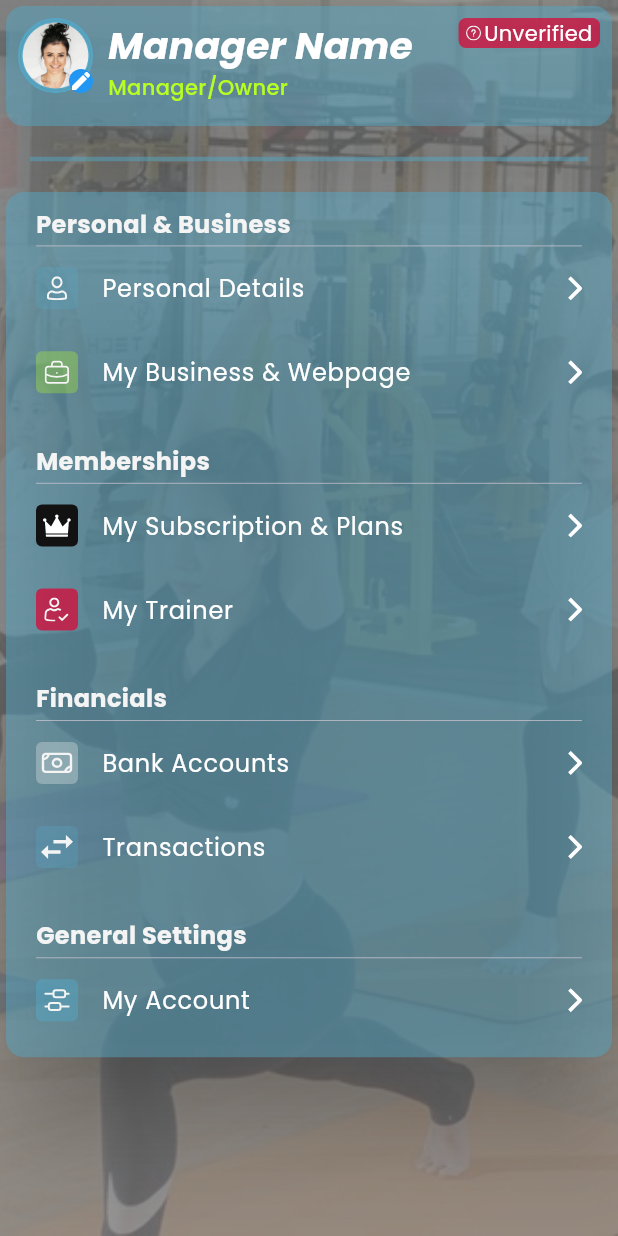
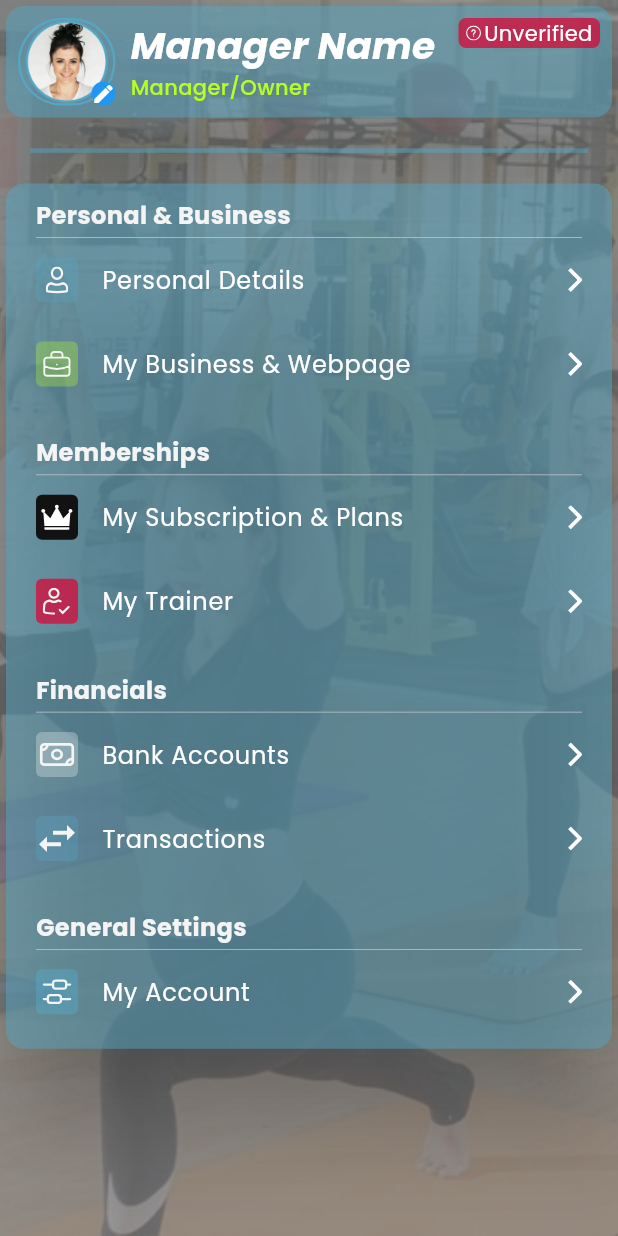
Before and after one commit to Prashant1125/My_Profile, a Flutter app: the screen it shows after launch, on a phone screen of 412 x 824 dp. Run offline on Flutter 3.47's test engine with Material 3 defaults, Android fonts, the phone set to English and light mode, and no system bars; our stand-ins replace dotted_border, flutter_svg, get, google_fonts, image_picker, percent_indicator; project files that could hold a hidden picture were left out.

Commit message:
completed the given ui component

```diff
--- a/lib/components/D1MM5_MYPROFILE/element.dart
+++ b/lib/components/D1MM5_MYPROFILE/element.dart
@@ -22,7 +22,7 @@ class ElementTile extends StatelessWidget {
       contentPadding: EdgeInsets.zero,
       leading: Container(
           padding: const EdgeInsets.symmetric(horizontal: 2, vertical: 6),
-          height: 28,
+          height: 30,
           width: 28,
           decoration: BoxDecoration(
               color: color, borderRadius: BorderRadius.circular(4)),
--- a/lib/components/profile_icon.dart
+++ b/lib/components/profile_icon.dart
@@ -10,8 +10,8 @@ class ProfileIcon extends StatelessWidget {
     return Stack(
       children: [
         Container(
-            height: 50,
-            width: 50,
+            height: 65,
+            width: 65,
             decoration: BoxDecoration(
                 border: Border.all(
                   width: 1.5,
--- a/lib/components/profile_overview_tab.dart
+++ b/lib/components/profile_overview_tab.dart
@@ -1,4 +1,5 @@
 import 'package:flutter/material.dart';
+import 'package:get/get.dart';
 import 'package:my_profile/components/profile_icon.dart';
 import 'package:my_profile/components/verification_status.dart';
 import 'package:my_profile/utils/color_constants.dart';
@@ -10,7 +11,7 @@ class ProfileOverviewTab extends StatelessWidget {
   @override
   Widget build(BuildContext context) {
     return SizedBox(
-      height: 88,
+      height: Get.height * .1,
       child: Card(
         elevation: 30,
         color: ColorConstant.primaryBlue.withAlpha((0.5 * 255).round()),
```
